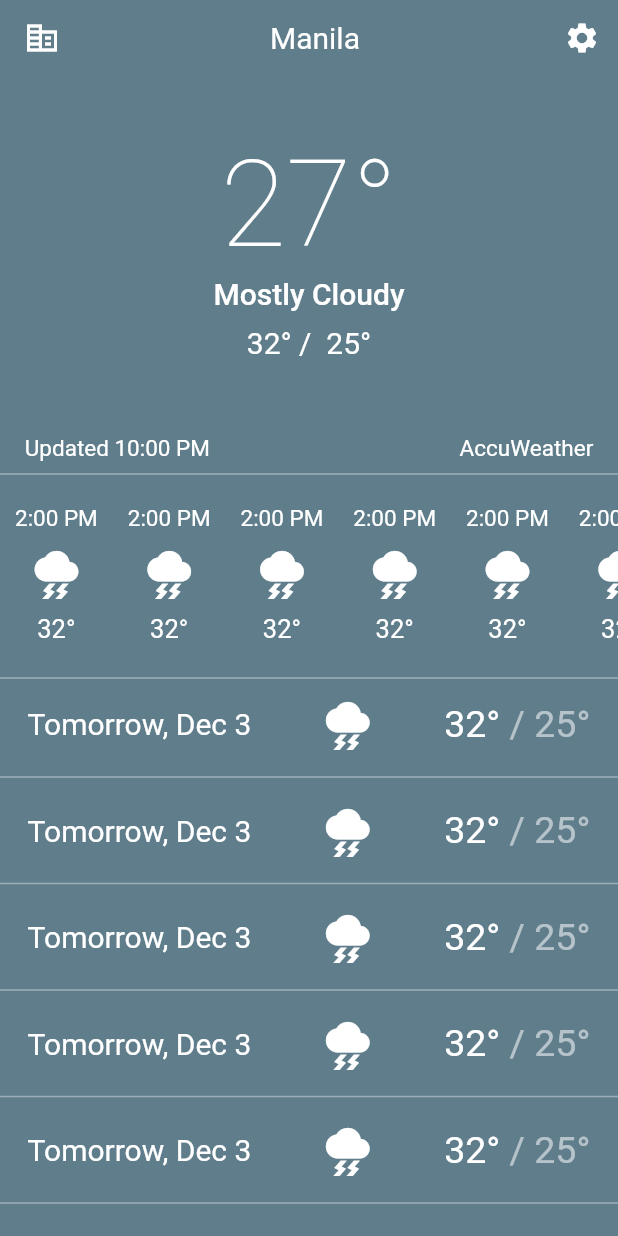
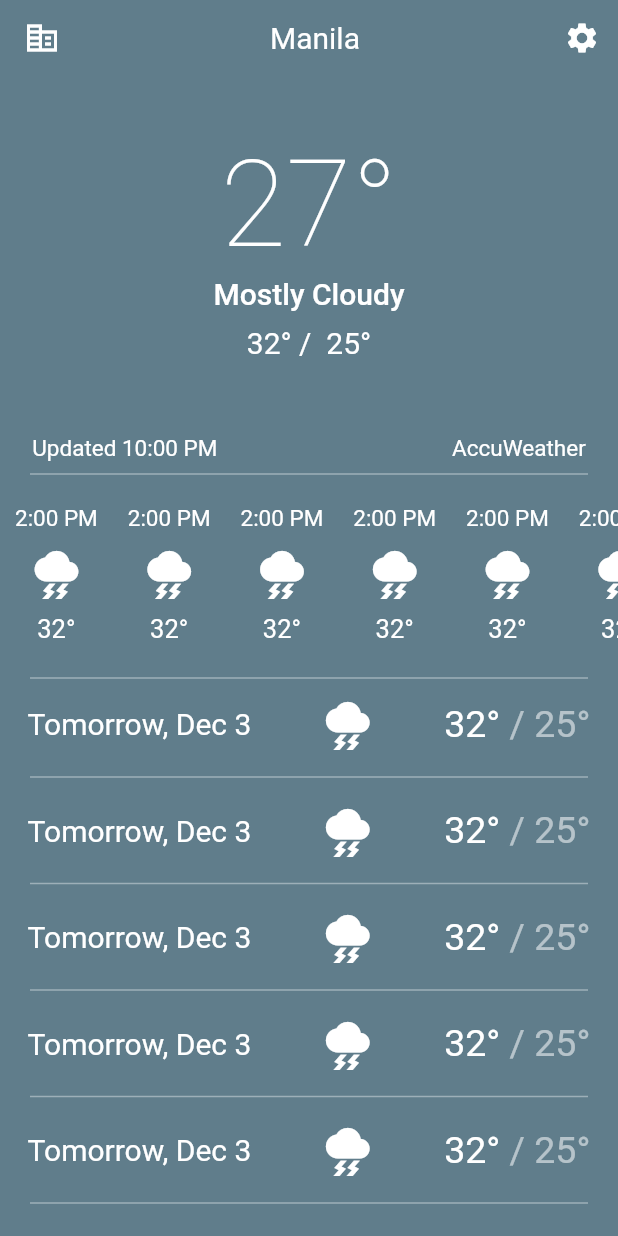
Before and after one commit to bocyej/Weather-App-UI-Mockup, a Flutter app: the screen it shows after launch, on a phone screen of 412 x 824 dp. Run offline on Flutter 3.47's test engine with Material 2 defaults, Android fonts, the phone set to English and light mode, and no system bars.

Commit message:
added indent to divider and added comfort level

```diff
--- a/lib/homepage.dart
+++ b/lib/homepage.dart
@@ -29,7 +29,7 @@ class HomePage extends StatelessWidget {
                   child: Row(
                     mainAxisAlignment: MainAxisAlignment.spaceEvenly,
                     children: const [
-                      Padding(padding: EdgeInsets.only(left: 5)),
+                      Padding(padding: EdgeInsets.only(left: 20)),
                       Text(
                         "Updated 10:00 PM",
                         style: TextStyle(
@@ -47,13 +47,15 @@ class HomePage extends StatelessWidget {
                           color: Colors.white,
                         ),
                       ),
-                      Padding(padding: EdgeInsets.only(right: 5)),
+                      Padding(padding: EdgeInsets.only(right: 20)),
                     ],
                   ),
                 ),
                 const Divider(
                   color: Colors.white38,
                   thickness: 1,
+                  indent: 20,
+                  endIndent: 20,
                 ),
                 SizedBox(
                   height: 120,
@@ -73,6 +75,8 @@ class HomePage extends StatelessWidget {
                 const Divider(
                   color: Colors.white38,
                   thickness: 1,
+                  indent: 20,
+                  endIndent: 20,
                 ),
                 const Padding(padding: EdgeInsets.only(bottom: 5)),
                 const DailyWeather(),
@@ -80,6 +84,8 @@ class HomePage extends StatelessWidget {
                 const Divider(
                   color: Colors.white38,
                   thickness: 1,
+                  indent: 20,
+                  endIndent: 20,
                 ),
                 const Padding(padding: EdgeInsets.only(bottom: 10)),
                 const DailyWeather(),
@@ -87,6 +93,8 @@ class HomePage extends StatelessWidget {
                 const Divider(
                   color: Colors.white38,
                   thickness: 1,
+                  indent: 20,
+                  endIndent: 20,
                 ),
                 const Padding(padding: EdgeInsets.only(bottom: 10)),
                 const DailyWeather(),
@@ -94,6 +102,8 @@ class HomePage extends StatelessWidget {
                 const Divider(
                   color: Colors.white38,
                   thickness: 1,
+                  indent: 20,
+                  endIndent: 20,
                 ),
                 const Padding(padding: EdgeInsets.only(bottom: 10)),
                 const DailyWeather(),
@@ -101,6 +111,8 @@ class HomePage extends StatelessWidget {
                 const Divider(
                   color: Colors.white38,
                   thickness: 1,
+                  indent: 20,
+                  endIndent: 20,
                 ),
                 const Padding(padding: EdgeInsets.only(bottom: 10)),
                 const DailyWeather(),
@@ -108,9 +120,11 @@ class HomePage extends StatelessWidget {
                 const Divider(
                   color: Colors.white38,
                   thickness: 1,
+                  indent: 20,
+                  endIndent: 20,
                 ),
                 // const Padding(padding: EdgeInsets.only(bottom: 5)),
-                Container(
+                SizedBox(
                   height: 45,
                   child: InkWell(
                     onTap: () {
@@ -135,7 +149,25 @@ class HomePage extends StatelessWidget {
                 const Divider(
                   color: Colors.white38,
                   thickness: 1,
+                  indent: 20,
+                  endIndent: 20,
                 ),
+                const Padding(padding: EdgeInsets.only(bottom: 10)),
+                const ComfortLevel(),
+                const Padding(padding: EdgeInsets.only(bottom: 10)),
+                const Divider(
+                  color: Colors.white38,
+                  thickness: 1,
+                  indent: 20,
+                  endIndent: 20,
+                ),
+                // const Padding(padding: EdgeInsets.only(bottom: 10)),
+                // const WindInfo(),
+                // const Padding(padding: EdgeInsets.only(bottom: 10)),
+                // const Divider(
+                //   color: Colors.white38,
+                //   thickness: 1,
+                // ),
               ],
             ),
           ),
```
